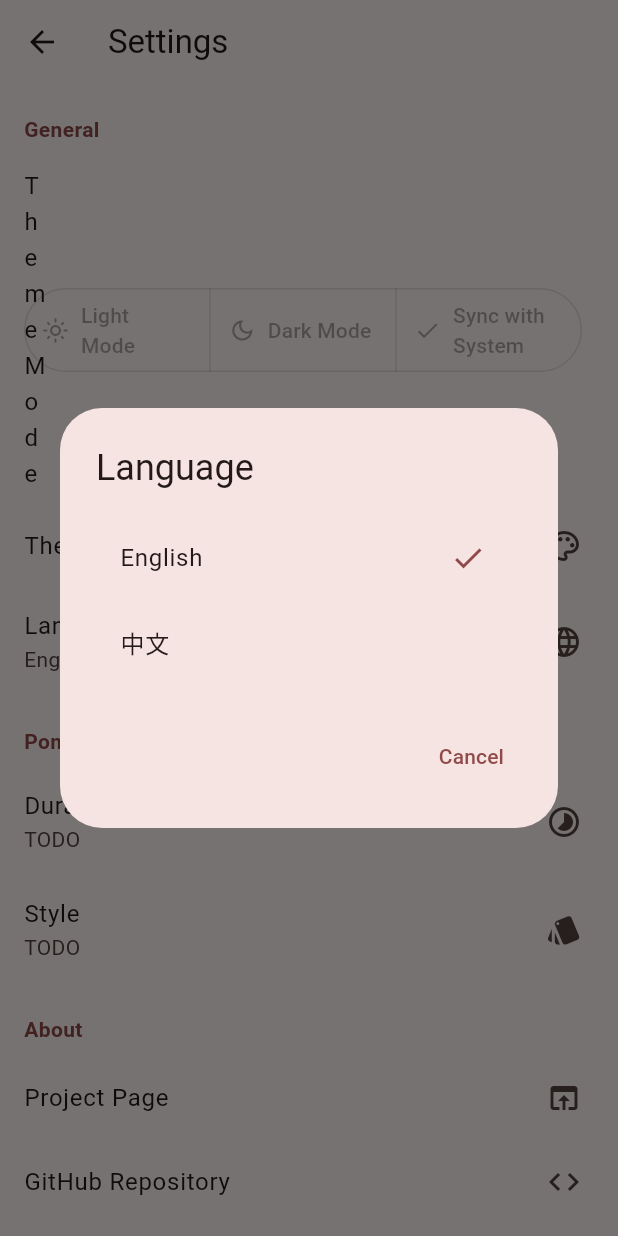
After one commit to Horiz21/minova, a Flutter app: the SettingsScreen screen opened directly, after a tap on "Language", on a phone screen of 412 x 824 dp. The commit adds this screen. Run offline on Flutter 3.47's test engine with Material 3 defaults, Android fonts, the phone set to English and light mode, and no system bars; our stand-ins replace flutter_riverpod, riverpod_annotation; missing offline and left inert: slang; generated files the repository leaves out were written again.

Commit message:
feat(settings): Implement settings screen with language selection
- Initialized Riverpod with a provider for locale state management
- Built the settings screen UI, enabling the language change dialog
- Added a script to auto-generate language constants from YAML file
- Refactored main.dart to support the providers
- Switched the localization method from `Simple` to `Advanced` to enable locale selection during runtime

```diff
--- a/i18n/en_US.i18n.yaml
+++ b/i18n/en_US.i18n.yaml
@@ -3,7 +3,7 @@ meta:
   languageName: English
   regionName: United States
   created: '2025-07-15'
-  updated: '2025-08-30'
+  updated: '2025-08-31'
 
 # Application title and slogan
 app:
@@ -26,15 +26,20 @@ settings:
       title: General
       language: Language
       theme: Theme
-    appearance:
-      title: Appearance
       themeMode:
         title: Theme Mode
         light: Light Mode
         dark: Dark Mode
         system: Sync with System
-      pomodoroStyle:
-        title: Pomodoro Style
+    pomodoro:
+      title: Pomodoro
+      durations:
+        title: Durations
+        focus: Focus Duration
+        shortBreak: Short Break Duration
+        longBreak: Long Break Duration
+      style:
+        title: Style
         currentTime: Current Time
         countdownTimer: Countdown Timer
         progressBar: Progress Bar
--- /dev/null
+++ b/lib/core/providers/language_provider.dart
@@ -0,0 +1,28 @@
+import 'dart:async';
+import 'package:flutter/material.dart';
+import 'package:riverpod_annotation/riverpod_annotation.dart';
+import 'package:minova/gen/strings.g.dart';
+
+part 'language_provider.g.dart';
+
+@riverpod
+class CurrentLocale extends _$CurrentLocale {
+  StreamSubscription? _sub;
+
+  @override
+  Locale build() {
+    final stream = LocaleSettings.getLocaleStream();
+    _sub = stream.listen((newSlangLocale) {
+      state = newSlangLocale.flutterLocale;
+    });
+    ref.onDispose(() {
+      _sub?.cancel();
+    });
+    return LocaleSettings.currentLocale.flutterLocale;
+  }
+
+  void setLocale(Locale newLocale) {
+    if (state == newLocale) return;
+    LocaleSettings.setLocaleRaw(newLocale.toString());
+  }
+}
--- /dev/null
+++ b/lib/features/settings/screens/settings_screen.dart
@@ -0,0 +1,164 @@
+import 'package:flutter/material.dart';
+import 'package:flutter_riverpod/flutter_riverpod.dart';
+import 'package:minova/core/providers/language_provider.dart';
+import 'package:minova/gen/strings.g.dart';
+import 'package:minova/gen/language_constants.g.dart';
+
+class SettingsScreen extends ConsumerWidget {
+  const SettingsScreen({super.key});
+
+  @override
+  Widget build(BuildContext context, WidgetRef ref) {
+    final t = Translations.of(context);
+    final currentLanguageName = t.meta.languageName;
+
+    return Scaffold(
+      appBar: AppBar(title: Text(t.settings.title)),
+      body: ListView(
+        children: [
+          _SectionHeader(title: t.settings.groups.general.title),
+          ListTile(
+            title: Text(t.settings.groups.general.themeMode.title),
+            trailing: SegmentedButton<ThemeMode>(
+              segments: [
+                ButtonSegment(
+                  value: ThemeMode.light,
+                  label: Text(t.settings.groups.general.themeMode.light),
+                  icon: const Icon(Icons.light_mode_outlined),
+                ),
+                ButtonSegment(
+                  value: ThemeMode.dark,
+                  label: Text(t.settings.groups.general.themeMode.dark),
+                  icon: const Icon(Icons.dark_mode_outlined),
+                ),
+                ButtonSegment(
+                  value: ThemeMode.system,
+                  label: Text(t.settings.groups.general.themeMode.system),
+                  icon: const Icon(Icons.brightness_auto_outlined),
+                ),
+              ],
+              selected: const <ThemeMode>{ThemeMode.system},
+              onSelectionChanged: null,
+              style: ButtonStyle(
+                tapTargetSize: MaterialTapTargetSize.shrinkWrap,
+                visualDensity: VisualDensity.adaptivePlatformDensity,
+              ),
+              showSelectedIcon: true,
+            ),
+          ),
+          ListTile(
+            title: Text(t.settings.groups.general.theme),
+            trailing: const Icon(Icons.color_lens_outlined),
+            onTap: null,
+          ),
+          ListTile(
+            title: Text(t.settings.groups.general.language),
+            subtitle: Text(currentLanguageName),
+            trailing: const Icon(Icons.language),
+            onTap: () => _showLanguageDialog(context, ref),
+          ),
+
+          _SectionHeader(title: t.settings.groups.pomodoro.title),
+          ListTile(
+            title: Text(t.settings.groups.pomodoro.durations.title),
+            subtitle: Text('TODO'), // TODO: show current durations
+            trailing: const Icon(Icons.timelapse),
+            onTap: null,
+          ),
+          ListTile(
+            title: Text(t.settings.groups.pomodoro.style.title),
+            subtitle: Text('TODO'), // TODO: show current style
+            trailing: const Icon(Icons.style),
+            onTap: null,
+          ),
+
+          _SectionHeader(title: t.settings.groups.about.title),
+          ListTile(
+            title: Text(t.settings.groups.about.page),
+            trailing: const Icon(Icons.open_in_browser),
+            onTap: null,
+          ),
+          ListTile(
+            title: Text(t.settings.groups.about.gitHub),
+            trailing: const Icon(Icons.code),
+            onTap: null,
+          ),
+          ListTile(
+            title: Text(t.settings.groups.about.email),
+            trailing: const Icon(Icons.mail),
+            onTap: null,
+          ),
+        ],
+      ),
+    );
+  }
+}
+
+void _showLanguageDialog(BuildContext context, WidgetRef ref) {
+  final t = Translations.of(context);
+  final currentLocale = ref.read(currentLocaleProvider);
+
+  showDialog(
+    context: context,
+    builder: (BuildContext dialogContext) {
+      return AlertDialog(
+        title: Text(t.settings.groups.general.language),
+        content: SizedBox(
+          width: double.maxFinite,
+          child: Column(
+            mainAxisSize: MainAxisSize.min,
+            children: kLanguageMap.entries.map((entry) {
+              final langCode = entry.key;
+              final langName = entry.value;
+              final isSelected = currentLocale.toString() == langCode;
+
+              return ListTile(
+                title: Text(langName['languageName']!),
+                trailing: isSelected
+                    ? Icon(Icons.check, color: Theme.of(context).primaryColor)
+                    : null,
+                onTap: () {
+                  final codeParts = langCode.split('_');
+                  final newLocale = Locale(
+                    codeParts[0],
+                    codeParts.length > 1 ? codeParts[1] : null,
+                  );
+
+                  ref.read(currentLocaleProvider.notifier).setLocale(newLocale);
+
+                  Navigator.of(dialogContext).pop();
+                },
+              );
+            }).toList(),
+          ),
+        ),
+        actions: [
+          TextButton(
+            onPressed: () => Navigator.of(dialogContext).pop(),
+            child: Text(t.common.cancel),
+          ),
+        ],
+      );
+    },
+  );
+}
+
+class _SectionHeader extends StatelessWidget {
+  const _SectionHeader({required this.title});
+
+  final String title;
+
+  @override
+  Widget build(BuildContext context) {
+    return Padding(
+      padding: const EdgeInsets.fromLTRB(16.0, 20.0, 16.0, 8.0),
+      child: Text(
+        title,
+        style: TextStyle(
+          color: Theme.of(context).colorScheme.primary,
+          fontWeight: FontWeight.bold,
+        ),
+      ),
+    );
+  }
+}
--- a/lib/main.dart
+++ b/lib/main.dart
@@ -1,18 +1,20 @@
 import 'package:flutter/material.dart';
+import 'package:flutter_riverpod/flutter_riverpod.dart';
 import 'package:minova/common/theme/theme.dart';
 import 'package:minova/gen/strings.g.dart';
+import 'package:minova/features/settings/screens/settings_screen.dart';
 
 void main() {
-  runApp(const MinovaApp());
+  WidgetsFlutterBinding.ensureInitialized();
+  LocaleSettings.useDeviceLocale();
+  runApp(ProviderScope(child: TranslationProvider(child: const MinovaApp())));
 }
 
-class MinovaApp extends StatelessWidget {
+class MinovaApp extends ConsumerWidget {
   const MinovaApp({super.key});
 
   @override
-  Widget build(BuildContext context) {
-    WidgetsFlutterBinding.ensureInitialized();
-    LocaleSettings.useDeviceLocale();
+  Widget build(BuildContext context, WidgetRef ref) {
     return MaterialApp(
       debugShowCheckedModeBanner: false,
       title: t.app.title,
@@ -31,7 +33,14 @@ class MinovaHomePage extends StatelessWidget {
   Widget build(BuildContext context) {
     return Scaffold(
       appBar: AppBar(
-        backgroundColor: Theme.of(context).colorScheme.inversePrimary,
+        leading: IconButton(
+          onPressed: () {
+            Navigator.of(context).push(
+              MaterialPageRoute(builder: (context) => const SettingsScreen()),
+            );
+          },
+          icon: Icon(Icons.settings),
+        ),
         title: Text(t.app.title),
       ),
       body: Center(child: Text(t.app.slogan)),
```
Also changed, not shown: i18n/zh_CN.i18n.yaml (+10 -5 lines), pubspec.yaml (+6 -1 lines), tool/generate_language_constants.dart (added, +75 -0 lines), lib/core/providers/language_provider.g.dart (added), lib/gen/language_constants.g.dart (added), lib/gen/strings.g.dart, lib/gen/strings_en_US.g.dart, lib/gen/strings_zh_CN.g.dart, pubspec.lock.
